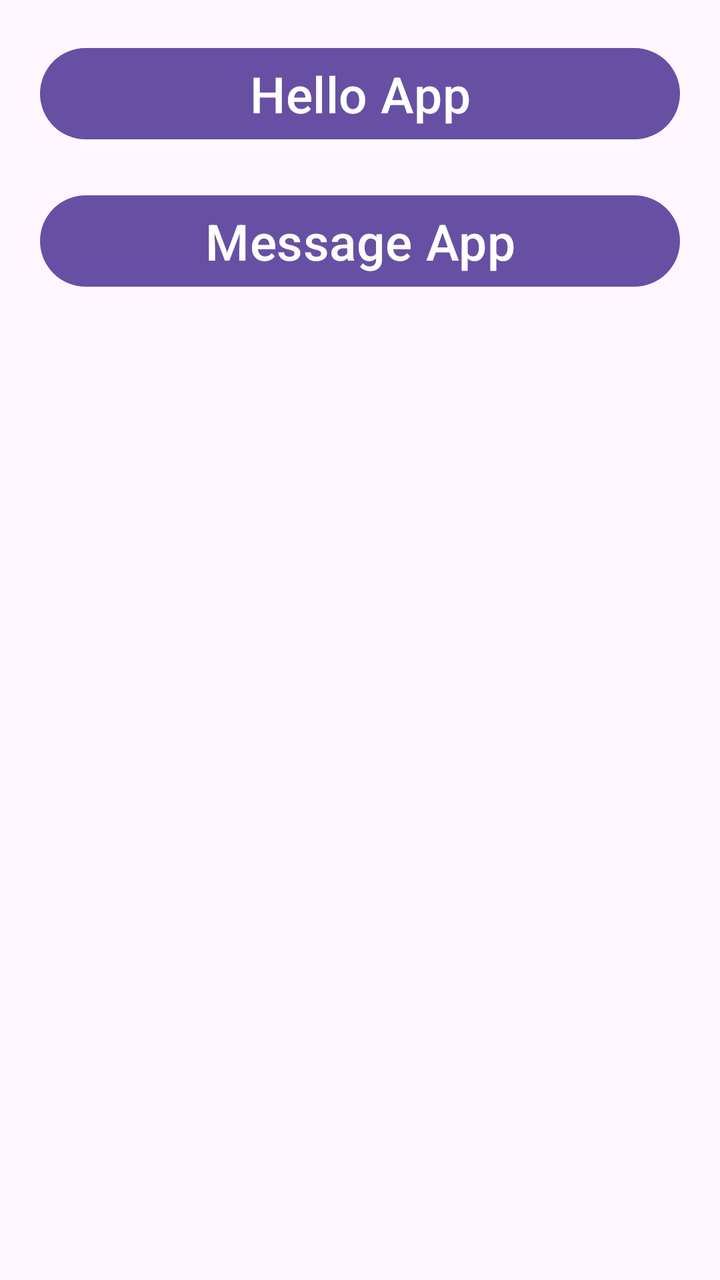
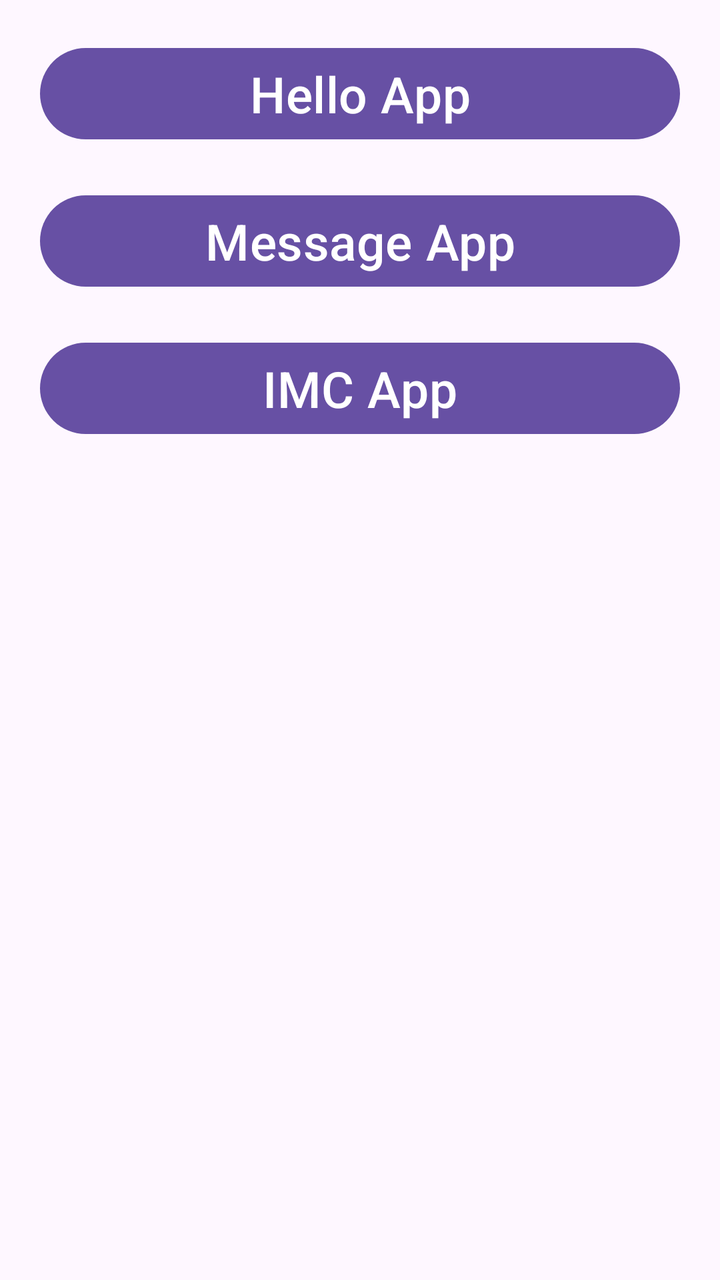

Screens rendered from an Android XML layout before and after an edit, with the pre-edit source and the edit as a unified diff.
<!-- AndroidManifest.xml: application theme Theme.ComoqueraisApps -->
<!-- res/layout/activity_menu.xml -->
<?xml version="1.0" encoding="utf-8"?>
<LinearLayout
    xmlns:android="http://schemas.android.com/apk/res/android"
    xmlns:app="http://schemas.android.com/apk/res-auto"
    xmlns:tools="http://schemas.android.com/tools"
    android:id="@+id/main"
    android:layout_width="match_parent"
    android:layout_height="match_parent"
    tools:context=".MenuActivity"
    android:orientation="vertical">

    <Button
        android:id="@+id/btnHelloApp"
        android:layout_width="match_parent"
        android:layout_height="wrap_content"
        android:text="Hello App"
        android:textSize="25sp"
        android:layout_marginHorizontal="20dp"
        android:layout_marginTop="20dp"/>

    <Button
        android:id="@+id/btnMessageApp"
        android:layout_width="match_parent"
        android:layout_height="wrap_content"
        android:text="Message App"
        android:textSize="25sp"
        android:layout_marginHorizontal="20dp"
        android:layout_marginTop="20dp"/>

</LinearLayout>
<!-- resources referenced by this layout -->
<resources>
  <style name="Theme.ComoqueraisApps" parent="Base.Theme.ComoqueraisApps" />
  <style name="Base.Theme.ComoqueraisApps" parent="Theme.Material3.DayNight.NoActionBar">
          
          
      </style>
</resources>

<!-- the commit's change to res/layout/activity_menu.xml (unified diff, before → after) -->
@@ -27,4 +27,13 @@
         android:layout_marginHorizontal="20dp"
         android:layout_marginTop="20dp"/>
 
+    <Button
+        android:id="@+id/btnIMCApp"
+        android:layout_width="match_parent"
+        android:layout_height="wrap_content"
+        android:text="IMC App"
+        android:textSize="25sp"
+        android:layout_marginHorizontal="20dp"
+        android:layout_marginTop="20dp"/>
+
 </LinearLayout>
